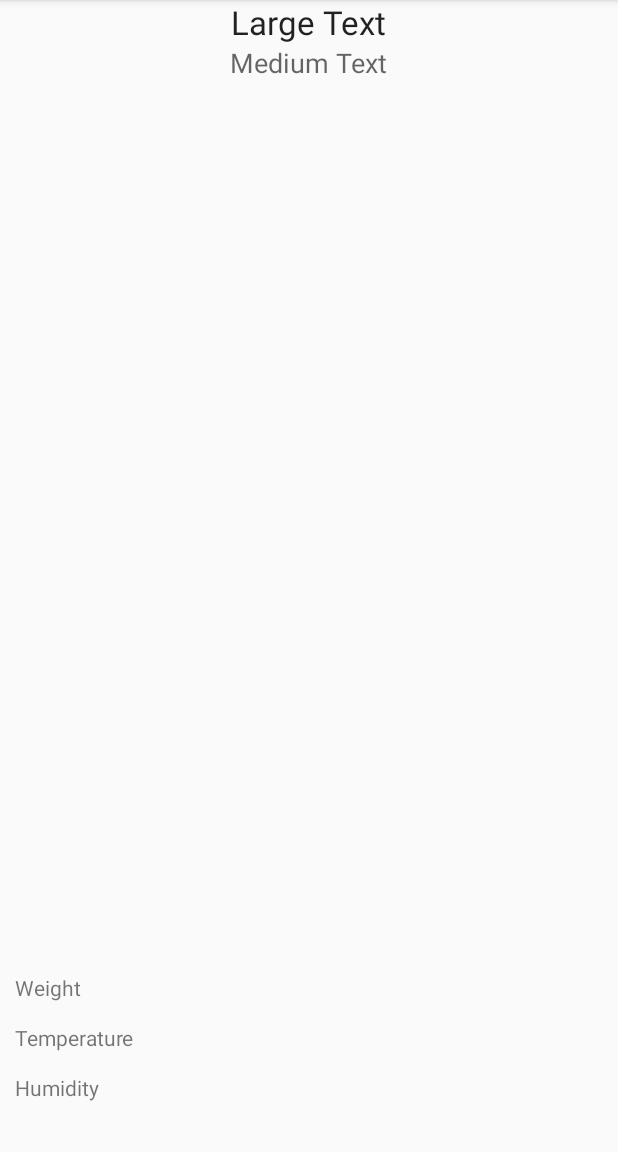
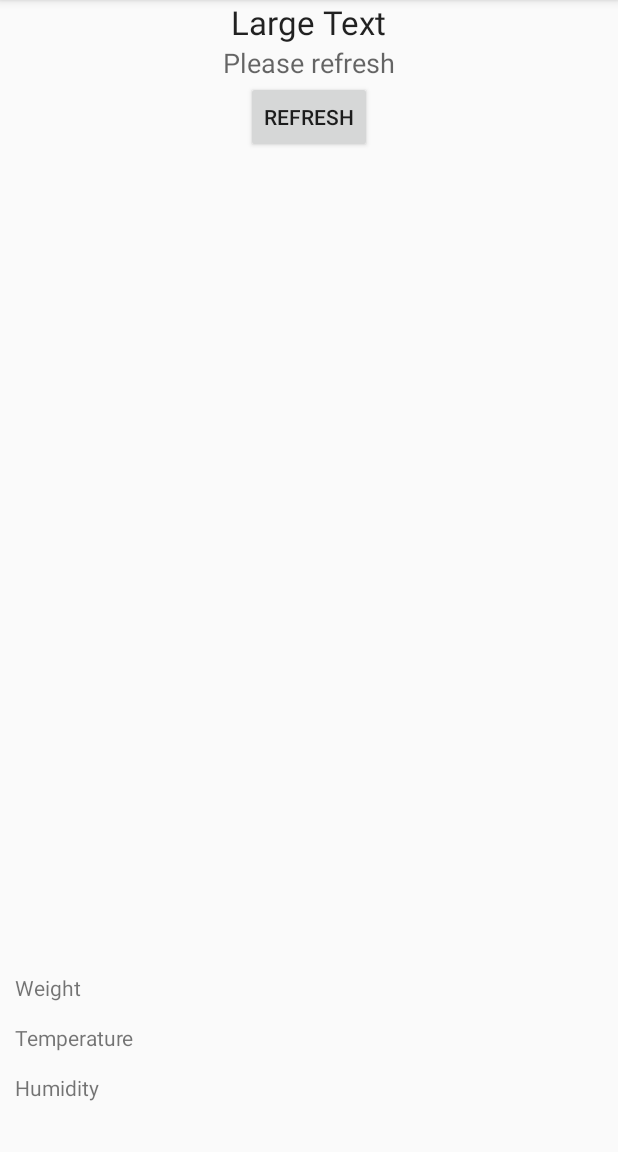
Before and after one commit to ksjung/Nibbles, an Android app: the fragment DataFragment shown on its own in the app's theme, on a phone screen of 412 x 824 dp, the part 84-1236 px from its top. Run offline under Robolectric (Android 15) with nearby library versions, the light colour scheme and no system bars; 2 statements that could not run were skipped.

Commit message:
Adding activity tasks

```diff
--- a/app/src/main/java/com/cmu/watchdog/nibbles/Fragments/DataFragment.java
+++ b/app/src/main/java/com/cmu/watchdog/nibbles/Fragments/DataFragment.java
@@ -9,11 +9,18 @@ import android.view.View;
 import android.view.ViewGroup;
 import android.widget.ImageView;
 import android.widget.TextView;
+import android.widget.Button;
+import android.view.animation.Animation;
+import android.view.animation.AlphaAnimation;
+import java.sql.SQLException;
+
 
 import oscP5.*;
 //import com.cmu.watchdog.nibbles.netP5.*;
 
+import com.cmu.watchdog.nibbles.MainActivity;
 import com.cmu.watchdog.nibbles.R;
+import android.graphics.drawable.Drawable;
 
 public class DataFragment extends Fragment{
 
@@ -33,6 +40,48 @@ public class DataFragment extends Fragment{
         activityIcon = (ImageView) view.findViewById(R.id.activity_icon);
         activityText = (TextView) view.findViewById(R.id.activity_text);
 
+        //Activity Text Animation
+        Animation anim = new AlphaAnimation(0.0f, 1.0f);
+        anim.setDuration(50); //You can manage the time of the blink with this parameter
+        anim.setStartOffset(20);
+        anim.setRepeatMode(Animation.REVERSE);
+        anim.setRepeatCount(Animation.INFINITE);
+        activityText.startAnimation(anim);
+
+        refreshPetActivity();
+
+        final Button refreshButton = (Button) view.findViewById(R.id.refresh_button);
+        refreshButton.setOnClickListener(new View.OnClickListener() {
+            public void onClick(View v) {
+                refreshPetActivity();
+            }
+        });
+
         return view;
     }
+
+    private void refreshPetActivity() {
+        MainActivity activity = (MainActivity) getActivity();
+        try {
+            String recentActivity = activity.getRecentActivity(4);
+            if (recentActivity == "walking") {
+                activityIcon.setImageResource(R.drawable.walking);
+                activityText.setText("Walking");
+            }
+            else if (recentActivity == "running") {
+                activityIcon.setImageResource(R.drawable.running);
+                activityText.setText("Running");
+            }
+            else if (recentActivity == "resting") {
+                activityIcon.setImageResource(R.drawable.resting);
+                activityText.setText("Resting");
+            }
+            else {
+                activityText.setText("Please refresh");
+            }
+        }
+        catch (SQLException e) {
+            e.printStackTrace();
+        }
+    }
 }
--- a/app/src/main/res/layout/pet_data_display.xml
+++ b/app/src/main/res/layout/pet_data_display.xml
@@ -30,6 +30,14 @@
             android:textAppearance="?android:attr/textAppearanceMedium"
             android:text="Medium Text"
             android:id="@+id/activity_text"
+            android:layout_gravity="center_horizontal" />
+
+        <Button
+            style="?android:attr/buttonStyleSmall"
+            android:layout_width="wrap_content"
+            android:layout_height="wrap_content"
+            android:text="Refresh"
+            android:id="@+id/refresh_button"
             android:layout_gravity="center_horizontal" />
 
 
```
Also changed, not shown: app/src/main/java/com/cmu/watchdog/nibbles/MainActivity.java (+24 -0 lines).
